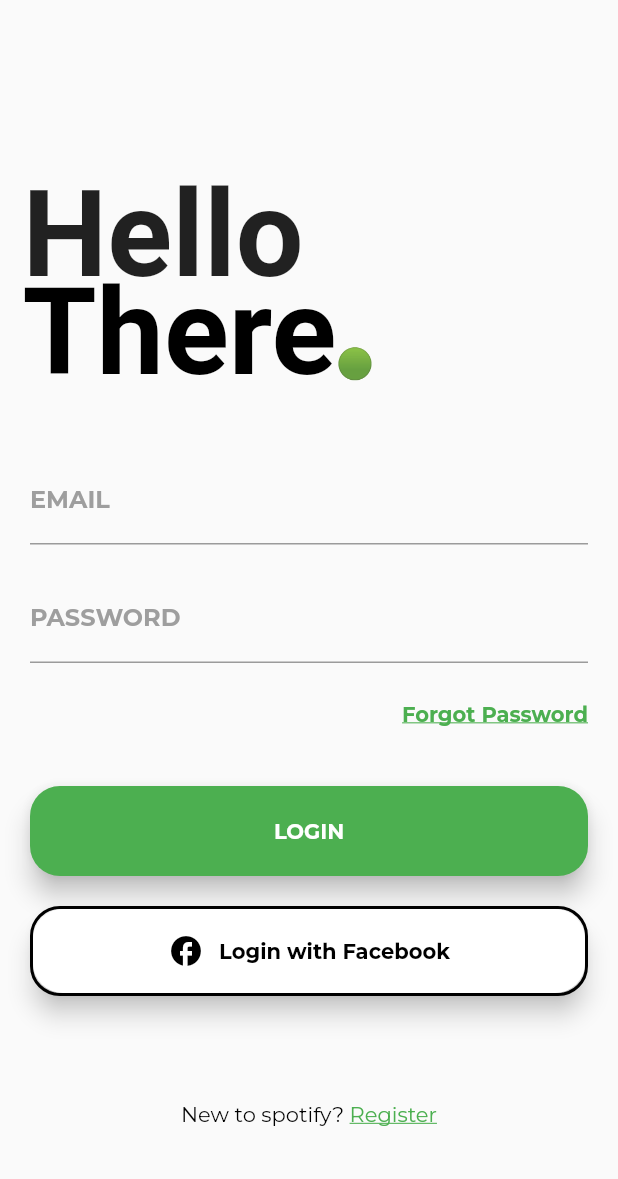
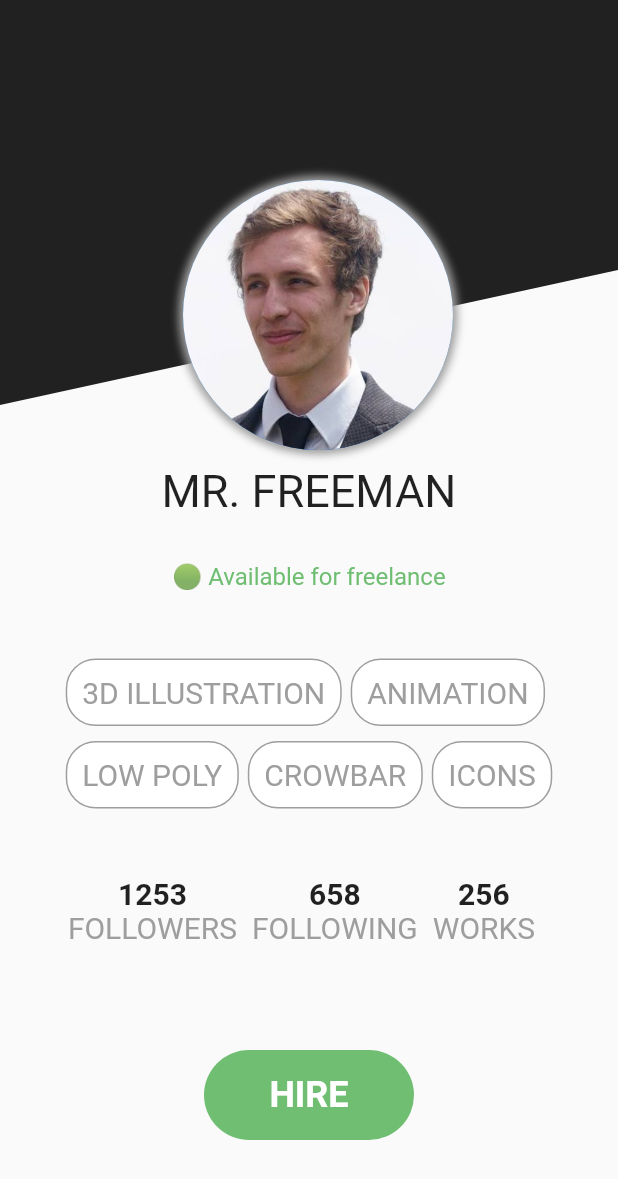
Before and after one commit to jobic10/sign_up_login_ui_with_flutter, a Flutter app: the screen it shows after launch, after a tap on "LOGIN", on a phone screen of 412 x 824 dp. Shown: the top 1179 px of the screen. Run offline on Flutter 3.47's test engine with Material 2 defaults, Android fonts, the phone set to English and light mode, and no system bars; our stand-ins replace google_fonts.

Commit message:
Profile UI

```diff
--- a/lib/screens/login.dart
+++ b/lib/screens/login.dart
@@ -112,10 +112,12 @@
                 ),
                 SizedBox(height: 40),
                 CustomButton(
-                  backColor: Colors.green,
-                  foreColor: Colors.white,
-                  text: 'LOGIN',
-                ),
+                    backColor: Colors.green,
+                    foreColor: Colors.white,
+                    text: 'LOGIN',
+                    onTap: () {
+                      Navigator.of(context).pushNamed('/profile');
+                    }),
                 SizedBox(height: 20),
                 CustomButton(
                   backColor: Colors.white,
@@ -166,12 +168,14 @@
   final String text;
   final bool? isBorder;
   final IconData? iconData;
+  final VoidCallback? onTap;
   const CustomButton({
     Key? key,
     required this.backColor,
     required this.foreColor,
     required this.text,
     this.iconData,
+    this.onTap,
     this.isBorder = false,
   }) : super(key: key);
 
@@ -191,7 +195,7 @@
           customBorder: RoundedRectangleBorder(
             borderRadius: BorderRadius.circular(20),
           ),
-          onTap: () {},
+          onTap: onTap,
           child: Center(
             child: iconData == null
                 ? Text(
--- /dev/null
+++ b/lib/screens/profile.dart
@@ -0,0 +1,196 @@
+import 'package:flutter/material.dart';
+
+class ProfileScreen extends StatelessWidget {
+  const ProfileScreen({Key? key}) : super(key: key);
+
+  @override
+  Widget build(BuildContext context) {
+    return Scaffold(
+      body: SingleChildScrollView(
+        child: Column(
+          children: [
+            Stack(
+              children: [
+                ClipPath(
+                  clipper: MyClipper(),
+                  child: Container(
+                    width: double.infinity,
+                    height: 300,
+                    color: Colors.black87,
+                  ),
+                ),
+                Positioned(
+                  bottom: 0,
+                  right: 110,
+                  child: Container(
+                    decoration: BoxDecoration(
+                      borderRadius: BorderRadius.circular(120),
+                      boxShadow: [
+                        BoxShadow(
+                          color: Colors.grey,
+                          blurRadius: 4,
+                          spreadRadius: 3,
+                        )
+                      ],
+                    ),
+                    child: CircleAvatar(
+                      backgroundImage: AssetImage('assets/images/user.jpg'),
+                      radius: 90,
+                    ),
+                  ),
+                ),
+              ],
+            ),
+            SizedBox(height: 10),
+            Text(
+              'MR. FREEMAN',
+              textAlign: TextAlign.center,
+              style: TextStyle(
+                fontSize: 30,
+              ),
+            ),
+            SizedBox(
+              height: 30,
+            ),
+            Text(
+              '\u{1F7E2} Available for freelance',
+              textAlign: TextAlign.center,
+              style: TextStyle(
+                fontSize: 16,
+                color: Colors.green.withOpacity(.8),
+              ),
+            ),
+            SizedBox(height: 40),
+            Center(
+              child: Wrap(
+                children: [
+                  MyCard('3D ILLUSTRATION'),
+                  MyCard('ANIMATION'),
+                  MyCard('LOW POLY'),
+                  MyCard('CROWBAR'),
+                  MyCard('ICONS'),
+                ],
+              ),
+            ),
+            SizedBox(height: 40),
+            Row(
+              mainAxisAlignment: MainAxisAlignment.center,
+              children: [
+                StatText(
+                  count: 1253,
+                  text: 'FOLLOWERS',
+                ),
+                StatText(
+                  count: 658,
+                  text: 'FOLLOWING',
+                ),
+                StatText(
+                  count: 256,
+                  text: 'WORKS',
+                ),
+              ],
+            ),
+            SizedBox(height: 30),
+            Container(
+              height: 60,
+              width: 140,
+              decoration: BoxDecoration(
+                color: Colors.green.withOpacity(.8),
+                borderRadius: BorderRadius.circular(30),
+              ),
+              child: Center(
+                child: Text(
+                  'HIRE',
+                  style: TextStyle(
+                    fontWeight: FontWeight.bold,
+                    color: Colors.white,
+                    fontSize: 24,
+                    wordSpacing: 13,
+                  ),
+                ),
+              ),
+            )
+          ],
+        ),
+      ),
+    );
+  }
+}
+
+class StatText extends StatelessWidget {
+  final int count;
+  final String text;
+  const StatText({
+    Key? key,
+    required this.count,
+    required this.text,
+  }) : super(key: key);
+
+  @override
+  Widget build(BuildContext context) {
+    return Container(
+      margin: EdgeInsets.only(right: 10),
+      child: Column(
+        children: [
+          Text(
+            '$count',
+            style: TextStyle(
+              fontWeight: FontWeight.bold,
+              fontSize: 20,
+            ),
+          ),
+          Text(
+            text,
+            style: TextStyle(
+              fontSize: 20,
+              color: Colors.grey,
+            ),
+          ),
+          SizedBox(height: 40),
+        ],
+      ),
+    );
+  }
+}
+
+class MyCard extends StatelessWidget {
+  final String text;
+  const MyCard(
+    this.text, {
+    Key? key,
+  }) : super(key: key);
+
+  @override
+  Widget build(BuildContext context) {
+    return Container(
+      decoration: BoxDecoration(
+        color: Colors.white,
+        borderRadius: BorderRadius.circular(20),
+        border: Border.all(color: Colors.grey),
+      ),
+      padding: EdgeInsets.all(10),
+      margin: EdgeInsets.symmetric(vertical: 5, horizontal: 3),
+      child: Text(
+        text,
+        style: TextStyle(
+          fontSize: 20,
+          color: Colors.grey,
+        ),
+      ),
+    );
+  }
+}
+
+class MyClipper extends CustomClipper<Path> {
+  @override
+  Path getClip(Size size) {
+    var path = Path();
+    path.lineTo(0, size.height * .9);
+    path.lineTo(size.width, size.height * .6);
+    path.lineTo(size.width, 0);
+    return path;
+  }
+
+  @override
+  bool shouldReclip(covariant CustomClipper<Path> oldClipper) => true;
+}
--- a/lib/screens/routes.dart
+++ b/lib/screens/routes.dart
@@ -1,4 +1,5 @@
 import 'package:flutter/material.dart';
+import 'package:sign_up_login_ui/screens/profile.dart';
 import 'package:sign_up_login_ui/screens/reg.dart';
 
 import 'login.dart';
@@ -9,6 +10,8 @@
       return MaterialPageRoute(builder: (_) => LoginScreen());
     case '/reg':
       return MaterialPageRoute(builder: (_) => RegScreen());
+    case '/profile':
+      return MaterialPageRoute(builder: (_) => ProfileScreen());
     default:
       return MaterialPageRoute(builder: (_) => LoginScreen());
   }
```
Also changed, not shown: pubspec.yaml (+3 -6 lines), assets/images/user.jpg (added).
